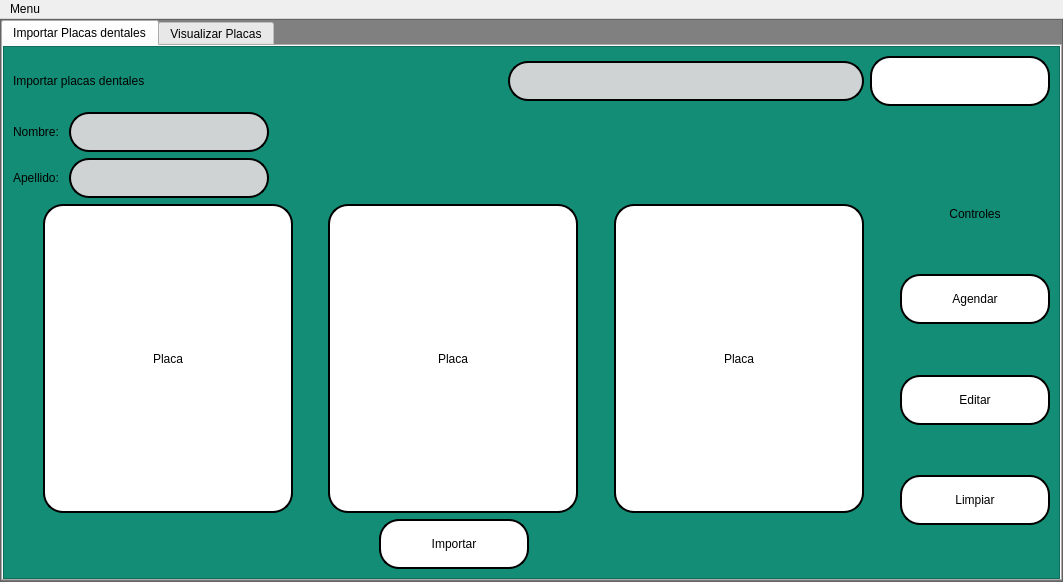
Above: interfaces/placas(nueva).ui from Reinaldito04/App-Consultas-y-Historias-Medicas before the change. Below: the same form after it.
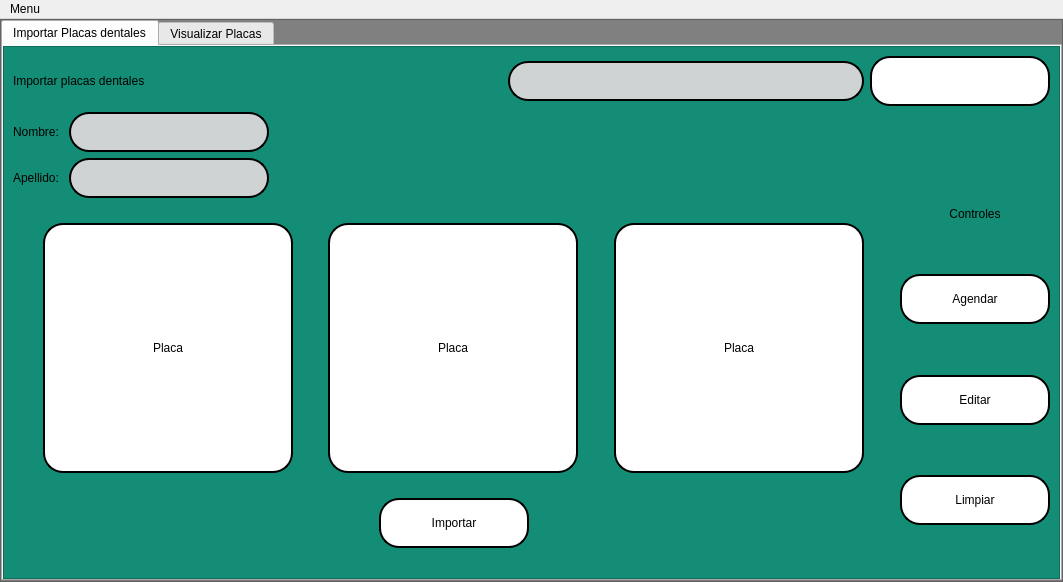
That is the form after the change. Icons and pictures are not drawn.

The edit to the form file:
```diff
--- a/interfaces/placas(nueva).ui
+++ b/interfaces/placas(nueva).ui
@@ -333,6 +333,12 @@
                         <height>250</height>
                        </size>
                       </property>
+                      <property name="maximumSize">
+                       <size>
+                        <width>250</width>
+                        <height>250</height>
+                       </size>
+                      </property>
                       <property name="styleSheet">
                        <string notr="true">QLabel{
 background-color: rgb(255, 255, 255);
@@ -372,6 +378,12 @@
                         <height>250</height>
                        </size>
                       </property>
+                      <property name="maximumSize">
+                       <size>
+                        <width>250</width>
+                        <height>250</height>
+                       </size>
+                      </property>
                       <property name="styleSheet">
                        <string notr="true">QLabel{
 background-color: rgb(255, 255, 255);
@@ -411,6 +423,12 @@
                         <height>250</height>
                        </size>
                       </property>
+                      <property name="maximumSize">
+                       <size>
+                        <width>250</width>
+                        <height>250</height>
+                       </size>
+                      </property>
                       <property name="styleSheet">
                        <string notr="true">QLabel{
 background-color: rgb(255, 255, 255);
```
Left out of the diff: 18 changed lines with no effect on the pictures.
